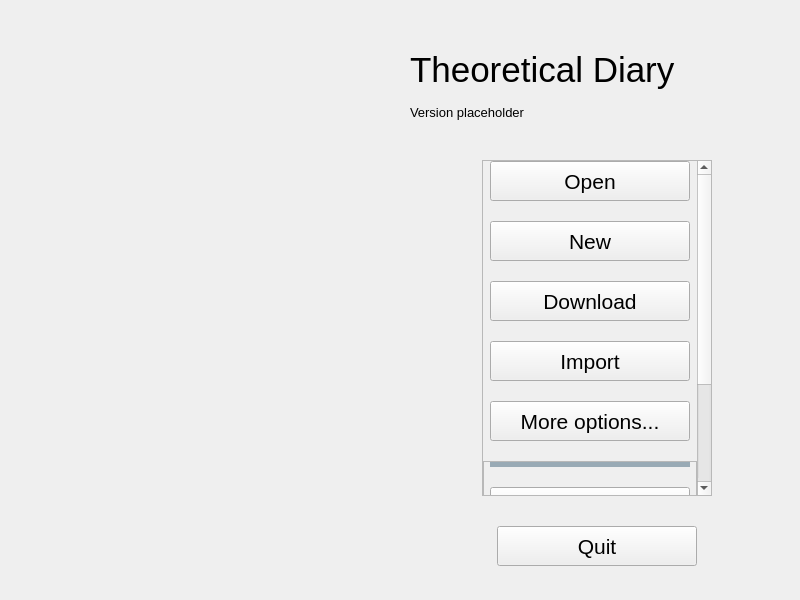
This is mainwindow.ui in someretical/TheoreticalDiary as Qt 5 draws it before an edit. The edited form follows.
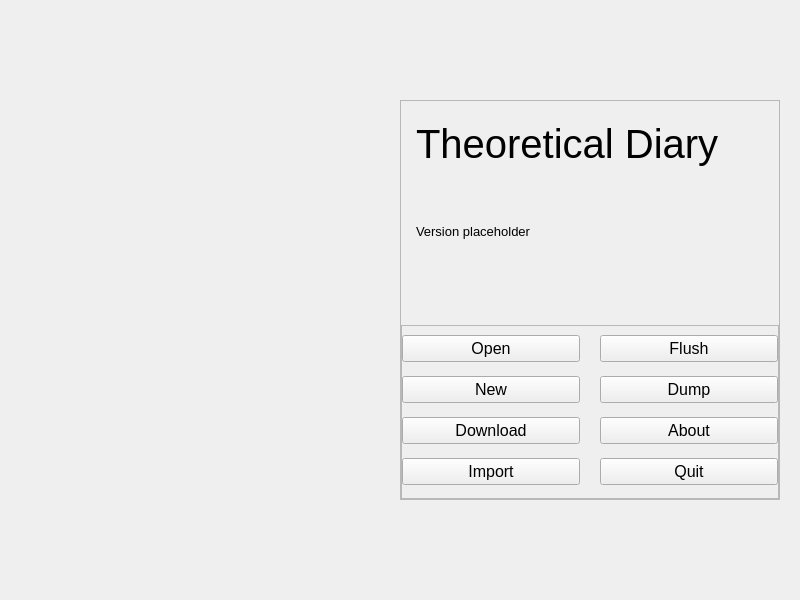
This is the edited form. Icons and pictures are not drawn.

```diff
--- a/mainwindow.ui
+++ b/mainwindow.ui
@@ -44,577 +44,22 @@
    </size>
   </property>
   <widget class="QWidget" name="central_widget">
-   <layout class="QGridLayout" name="gridLayout">
+   <layout class="QGridLayout" name="gridLayout_4">
     <property name="leftMargin">
-     <number>10</number>
+     <number>20</number>
     </property>
     <property name="topMargin">
-     <number>10</number>
+     <number>0</number>
     </property>
     <property name="rightMargin">
-     <number>0</number>
+     <number>20</number>
     </property>
     <property name="bottomMargin">
-     <number>10</number>
+     <number>0</number>
     </property>
     <property name="spacing">
-     <number>10</number>
+     <number>0</number>
     </property>
-    <item row="0" column="1">
-     <layout class="QVBoxLayout" name="right_half">
-      <property name="spacing">
-       <number>5</number>
-      </property>
-      <item>
-       <layout class="QVBoxLayout" name="top_half">
-        <property name="spacing">
-         <number>5</number>
-        </property>
-        <item>
-         <spacer name="spacer_2">
-          <property name="orientation">
-           <enum>Qt::Vertical</enum>
-          </property>
-          <property name="sizeHint" stdset="0">
-           <size>
-            <width>20</width>
-            <height>40</height>
-           </size>
-          </property>
-         </spacer>
-        </item>
-        <item alignment="Qt::AlignVCenter">
-         <widget class="QLabel" name="title">
-          <property name="sizePolicy">
-           <sizepolicy hsizetype="Minimum" vsizetype="Minimum">
-            <horstretch>0</horstretch>
-            <verstretch>0</verstretch>
-           </sizepolicy>
-          </property>
-          <property name="minimumSize">
-           <size>
-            <width>200</width>
-            <height>40</height>
-           </size>
-          </property>
-          <property name="maximumSize">
-           <size>
-            <width>300</width>
-            <height>50</height>
-           </size>
-          </property>
-          <property name="font">
-           <font>
-            <pointsize>26</pointsize>
-           </font>
-          </property>
-          <property name="text">
-           <string>Theoretical Diary</string>
-          </property>
-         </widget>
-        </item>
-        <item>
-         <spacer name="verticalSpacer_3">
-          <property name="orientation">
-           <enum>Qt::Vertical</enum>
-          </property>
-          <property name="sizeType">
-           <enum>QSizePolicy::Fixed</enum>
-          </property>
-          <property name="sizeHint" stdset="0">
-           <size>
-            <width>20</width>
-            <height>5</height>
-           </size>
-          </property>
-         </spacer>
-        </item>
-        <item alignment="Qt::AlignVCenter">
-         <widget class="QLabel" name="version">
-          <property name="sizePolicy">
-           <sizepolicy hsizetype="Minimum" vsizetype="Minimum">
-            <horstretch>0</horstretch>
-            <verstretch>0</verstretch>
-           </sizepolicy>
-          </property>
-          <property name="minimumSize">
-           <size>
-            <width>200</width>
-            <height>25</height>
-           </size>
-          </property>
-          <property name="maximumSize">
-           <size>
-            <width>300</width>
-            <height>20</height>
-           </size>
-          </property>
-          <property name="font">
-           <font>
-            <pointsize>10</pointsize>
-           </font>
-          </property>
-          <property name="text">
-           <string>Version placeholder</string>
-          </property>
-         </widget>
-        </item>
-        <item>
-         <spacer name="spacer">
-          <property name="orientation">
-           <enum>Qt::Vertical</enum>
-          </property>
-          <property name="sizeHint" stdset="0">
-           <size>
-            <width>20</width>
-            <height>30</height>
-           </size>
-          </property>
-         </spacer>
-        </item>
-        <item>
-         <layout class="QGridLayout" name="button_grid_top">
-          <property name="rightMargin">
-           <number>15</number>
-          </property>
-          <property name="bottomMargin">
-           <number>0</number>
-          </property>
-          <property name="spacing">
-           <number>0</number>
-          </property>
-          <item row="0" column="0" alignment="Qt::AlignHCenter|Qt::AlignVCenter">
-           <widget class="QScrollArea" name="top_half_scroll_area">
-            <property name="sizePolicy">
-             <sizepolicy hsizetype="Fixed" vsizetype="Preferred">
-              <horstretch>0</horstretch>
-              <verstretch>0</verstretch>
-             </sizepolicy>
-            </property>
-            <property name="minimumSize">
-             <size>
-              <width>230</width>
-              <height>0</height>
-             </size>
-            </property>
-            <property name="maximumSize">
-             <size>
-              <width>230</width>
-              <height>16777215</height>
-             </size>
-            </property>
-            <property name="widgetResizable">
-             <bool>true</bool>
-            </property>
-            <widget class="QWidget" name="scroll_contents">
-             <property name="geometry">
-              <rect>
-               <x>0</x>
-               <y>-100</y>
-               <width>214</width>
-               <height>487</height>
-              </rect>
-             </property>
-             <layout class="QVBoxLayout" name="verticalLayout">
-              <property name="spacing">
-               <number>20</number>
-              </property>
-              <property name="sizeConstraint">
-               <enum>QLayout::SetDefaultConstraint</enum>
-              </property>
-              <property name="leftMargin">
-               <number>0</number>
-              </property>
-              <property name="topMargin">
-               <number>0</number>
-              </property>
-              <property name="rightMargin">
-               <number>0</number>
-              </property>
-              <property name="bottomMargin">
-               <number>0</number>
-              </property>
-              <item alignment="Qt::AlignHCenter|Qt::AlignVCenter">
-               <widget class="QPushButton" name="open_button">
-                <property name="sizePolicy">
-                 <sizepolicy hsizetype="Minimum" vsizetype="Minimum">
-                  <horstretch>0</horstretch>
-                  <verstretch>0</verstretch>
-                 </sizepolicy>
-                </property>
-                <property name="minimumSize">
-                 <size>
-                  <width>200</width>
-                  <height>40</height>
-                 </size>
-                </property>
-                <property name="font">
-                 <font>
-                  <pointsize>16</pointsize>
-                 </font>
-                </property>
-                <property name="toolTip">
-                 <string>Open a local diary.</string>
-                </property>
-                <property name="text">
-                 <string>Open</string>
-                </property>
-                <property name="autoDefault">
-                 <bool>true</bool>
-                </property>
-               </widget>
-              </item>
-              <item alignment="Qt::AlignHCenter|Qt::AlignVCenter">
-               <widget class="QPushButton" name="new_button">
-                <property name="sizePolicy">
-                 <sizepolicy hsizetype="Minimum" vsizetype="Minimum">
-                  <horstretch>0</horstretch>
-                  <verstretch>0</verstretch>
-                 </sizepolicy>
-                </property>
-                <property name="minimumSize">
-                 <size>
-                  <width>200</width>
-                  <height>40</height>
-                 </size>
-                </property>
-                <property name="font">
-                 <font>
-                  <pointsize>16</pointsize>
-                 </font>
-                </property>
-                <property name="toolTip">
-                 <string>Create a new local diary.</string>
-                </property>
-                <property name="text">
-                 <string>New</string>
-                </property>
-                <property name="autoDefault">
-                 <bool>true</bool>
-                </property>
-               </widget>
-              </item>
-              <item alignment="Qt::AlignHCenter|Qt::AlignVCenter">
-               <widget class="QPushButton" name="dl_button">
-                <property name="sizePolicy">
-                 <sizepolicy hsizetype="Minimum" vsizetype="Minimum">
-                  <horstretch>0</horstretch>
-                  <verstretch>0</verstretch>
-                 </sizepolicy>
-                </property>
-                <property name="minimumSize">
-                 <size>
-                  <width>200</width>
-                  <height>40</height>
-                 </size>
-                </property>
-                <property name="font">
-                 <font>
-                  <pointsize>16</pointsize>
-                 </font>
-                </property>
-                <property name="toolTip">
-                 <string>Download a diary backup from Google Drive.</string>
-                </property>
-                <property name="text">
-                 <string>Download</string>
-                </property>
-                <property name="autoDefault">
-                 <bool>true</bool>
-                </property>
-               </widget>
-              </item>
-              <item alignment="Qt::AlignHCenter|Qt::AlignVCenter">
-               <widget class="QPushButton" name="import_button">
-                <property name="sizePolicy">
-                 <sizepolicy hsizetype="Minimum" vsizetype="Minimum">
-                  <horstretch>0</horstretch>
-                  <verstretch>0</verstretch>
-                 </sizepolicy>
-                </property>
-                <property name="minimumSize">
-                 <size>
-                  <width>200</width>
-                  <height>40</height>
-                 </size>
-                </property>
-                <property name="font">
-                 <font>
-                  <pointsize>16</pointsize>
-                 </font>
-                </property>
-                <property name="toolTip">
-                 <string>Import an uncompressed and unencrypted JSON diary.</string>
-                </property>
-                <property name="text">
-                 <string>Import</string>
-                </property>
-                <property name="autoDefault">
-                 <bool>true</bool>
-                </property>
-               </widget>
-              </item>
-              <item alignment="Qt::AlignHCenter|Qt::AlignVCenter">
-               <widget class="QPushButton" name="options_button">
-                <property name="sizePolicy">
-                 <sizepolicy hsizetype="Minimum" vsizetype="Minimum">
-                  <horstretch>0</horstretch>
-                  <verstretch>0</verstretch>
-                 </sizepolicy>
-                </property>
-                <property name="minimumSize">
-                 <size>
-                  <width>200</width>
-                  <height>40</height>
-                 </size>
-                </property>
-                <property name="font">
-                 <font>
-                  <pointsize>16</pointsize>
-                 </font>
-                </property>
-                <property name="toolTip">
-                 <string>Advanced options.</string>
-                </property>
-                <property name="text">
-                 <string>More options...</string>
-                </property>
-                <property name="autoDefault">
-                 <bool>true</bool>
-                </property>
-               </widget>
-              </item>
-              <item alignment="Qt::AlignVCenter">
-               <widget class="QFrame" name="options">
-                <property name="frameShape">
-                 <enum>QFrame::StyledPanel</enum>
-                </property>
-                <property name="frameShadow">
-                 <enum>QFrame::Raised</enum>
-                </property>
-                <layout class="QVBoxLayout" name="verticalLayout_3">
-                 <property name="spacing">
-                  <number>20</number>
-                 </property>
-                 <property name="leftMargin">
-                  <number>0</number>
-                 </property>
-                 <property name="topMargin">
-                  <number>0</number>
-                 </property>
-                 <property name="rightMargin">
-                  <number>0</number>
-                 </property>
-                 <property name="bottomMargin">
-                  <number>0</number>
-                 </property>
-                 <item alignment="Qt::AlignHCenter">
-                  <widget class="Line" name="line">
-                   <property name="sizePolicy">
-                    <sizepolicy hsizetype="Minimum" vsizetype="Minimum">
-                     <horstretch>0</horstretch>
-                     <verstretch>0</verstretch>
-                    </sizepolicy>
-                   </property>
-                   <property name="minimumSize">
-                    <size>
-                     <width>200</width>
-                     <height>5</height>
-                    </size>
-                   </property>
-                   <property name="baseSize">
-                    <size>
-                     <width>0</width>
-                     <height>0</height>
-                    </size>
-                   </property>
-                   <property name="styleSheet">
-                    <string notr="true">border: 2px rgb(153, 170, 181)rgb(153, 170, 181);
-background-color: #99aab5;</string>
-                   </property>
-                   <property name="orientation">
-                    <enum>Qt::Horizontal</enum>
-                   </property>
-                  </widget>
-                 </item>
-                 <item alignment="Qt::AlignHCenter|Qt::AlignVCenter">
-                  <widget class="QPushButton" name="flush_button">
-                   <property name="sizePolicy">
-                    <sizepolicy hsizetype="Minimum" vsizetype="Minimum">
-                     <horstretch>0</horstretch>
-                     <verstretch>0</verstretch>
-                    </sizepolicy>
-                   </property>
-                   <property name="minimumSize">
-                    <size>
-                     <width>200</width>
-                     <height>40</height>
-                    </size>
-                   </property>
-                   <property name="font">
-                    <font>
-                     <pointsize>16</pointsize>
-                    </font>
-                   </property>
-                   <property name="toolTip">
-                    <string>Delete the Google OAuth access token file.</string>
-                   </property>
-                   <property name="text">
-                    <string>Flush</string>
-                   </property>
-                   <property name="autoDefault">
-                    <bool>true</bool>
-                   </property>
-                  </widget>
-                 </item>
-                 <item alignment="Qt::AlignHCenter|Qt::AlignVCenter">
-                  <widget class="QPushButton" name="dump_button">
-                   <property name="sizePolicy">
-                    <sizepolicy hsizetype="Minimum" vsizetype="Minimum">
-                     <horstretch>0</horstretch>
-                     <verstretch>0</verstretch>
-                    </sizepolicy>
-                   </property>
-                   <property name="minimumSize">
-                    <size>
-                     <width>200</width>
-                     <height>40</height>
-                    </size>
-                   </property>
-                   <property name="font">
-                    <font>
-                     <pointsize>16</pointsize>
-                    </font>
-                   </property>
-                   <property name="toolTip">
-                    <string>Dump the contents of the Google Drive backup folder.</string>
-                   </property>
-                   <property name="text">
-                    <string>Dump</string>
-                   </property>
-                   <property name="autoDefault">
-                    <bool>true</bool>
-                   </property>
-                  </widget>
-                 </item>
-                 <item alignment="Qt::AlignHCenter|Qt::AlignVCenter">
-                  <widget class="QPushButton" name="about_button">
-                   <property name="sizePolicy">
-                    <sizepolicy hsizetype="Minimum" vsizetype="Minimum">
-                     <horstretch>0</horstretch>
-                     <verstretch>0</verstretch>
-                    </sizepolicy>
-                   </property>
-                   <property name="minimumSize">
-                    <size>
-                     <width>200</width>
-                     <height>40</height>
-                    </size>
-                   </property>
-                   <property name="font">
-                    <font>
-                     <pointsize>16</pointsize>
-                    </font>
-                   </property>
-                   <property name="toolTip">
-                    <string>Information about this program.</string>
-                   </property>
-                   <property name="text">
-                    <string>About</string>
-                   </property>
-                   <property name="autoDefault">
-                    <bool>true</bool>
-                   </property>
-                  </widget>
-                 </item>
-                </layout>
-               </widget>
-              </item>
-             </layout>
-            </widget>
-           </widget>
-          </item>
-         </layout>
-        </item>
-       </layout>
-      </item>
-      <item>
-       <spacer name="verticalSpacer_2">
-        <property name="orientation">
-         <enum>Qt::Vertical</enum>
-        </property>
-        <property name="sizeHint" stdset="0">
-         <size>
-          <width>20</width>
-          <height>20</height>
-         </size>
-        </property>
-       </spacer>
-      </item>
-      <item>
-       <layout class="QGridLayout" name="button_grid_bottom">
-        <property name="topMargin">
-         <number>0</number>
-        </property>
-        <property name="rightMargin">
-         <number>15</number>
-        </property>
-        <property name="spacing">
-         <number>0</number>
-        </property>
-        <item row="0" column="0" alignment="Qt::AlignHCenter|Qt::AlignVCenter">
-         <widget class="QPushButton" name="quit_button">
-          <property name="sizePolicy">
-           <sizepolicy hsizetype="Minimum" vsizetype="Minimum">
-            <horstretch>0</horstretch>
-            <verstretch>0</verstretch>
-           </sizepolicy>
-          </property>
-          <property name="minimumSize">
-           <size>
-            <width>200</width>
-            <height>40</height>
-           </size>
-          </property>
-          <property name="maximumSize">
-           <size>
-            <width>200</width>
-            <height>40</height>
-           </size>
-          </property>
-          <property name="font">
-           <font>
-            <pointsize>16</pointsize>
-           </font>
-          </property>
-          <property name="toolTip">
-           <string>Exit the app without saving changes.</string>
-          </property>
-          <property name="text">
-           <string>Quit</string>
-          </property>
-          <property name="autoDefault">
-           <bool>true</bool>
-          </property>
-         </widget>
-        </item>
-       </layout>
-      </item>
-      <item>
-       <spacer name="verticalSpacer">
-        <property name="orientation">
-         <enum>Qt::Vertical</enum>
-        </property>
-        <property name="sizeHint" stdset="0">
-         <size>
-          <width>20</width>
-          <height>20</height>
-         </size>
-        </property>
-       </spacer>
-      </item>
-     </layout>
-    </item>
     <item row="0" column="0">
      <widget class="QLabel" name="app_icon">
       <property name="sizePolicy">
@@ -625,8 +70,8 @@
       </property>
       <property name="maximumSize">
        <size>
-        <width>500</width>
-        <height>500</height>
+        <width>400</width>
+        <height>400</height>
        </size>
       </property>
       <property name="font">
@@ -648,6 +93,409 @@
       </property>
      </widget>
     </item>
+    <item row="0" column="1">
+     <widget class="QFrame" name="info">
+      <property name="frameShape">
+       <enum>QFrame::StyledPanel</enum>
+      </property>
+      <property name="frameShadow">
+       <enum>QFrame::Raised</enum>
+      </property>
+      <layout class="QGridLayout" name="gridLayout_2">
+       <property name="leftMargin">
+        <number>0</number>
+       </property>
+       <property name="topMargin">
+        <number>0</number>
+       </property>
+       <property name="rightMargin">
+        <number>0</number>
+       </property>
+       <property name="bottomMargin">
+        <number>0</number>
+       </property>
+       <property name="horizontalSpacing">
+        <number>20</number>
+       </property>
+       <property name="verticalSpacing">
+        <number>50</number>
+       </property>
+       <item row="2" column="0">
+        <widget class="QFrame" name="buttons">
+         <property name="frameShape">
+          <enum>QFrame::StyledPanel</enum>
+         </property>
+         <property name="frameShadow">
+          <enum>QFrame::Raised</enum>
+         </property>
+         <layout class="QGridLayout" name="gridLayout">
+          <property name="leftMargin">
+           <number>0</number>
+          </property>
+          <property name="topMargin">
+           <number>0</number>
+          </property>
+          <property name="rightMargin">
+           <number>0</number>
+          </property>
+          <property name="bottomMargin">
+           <number>0</number>
+          </property>
+          <property name="horizontalSpacing">
+           <number>20</number>
+          </property>
+          <property name="verticalSpacing">
+           <number>5</number>
+          </property>
+          <item row="3" column="1">
+           <widget class="QPushButton" name="about_button">
+            <property name="sizePolicy">
+             <sizepolicy hsizetype="Minimum" vsizetype="Fixed">
+              <horstretch>0</horstretch>
+              <verstretch>0</verstretch>
+             </sizepolicy>
+            </property>
+            <property name="minimumSize">
+             <size>
+              <width>125</width>
+              <height>20</height>
+             </size>
+            </property>
+            <property name="font">
+             <font>
+              <pointsize>12</pointsize>
+             </font>
+            </property>
+            <property name="toolTip">
+             <string>Information about this program.</string>
+            </property>
+            <property name="text">
+             <string>About</string>
+            </property>
+            <property name="autoDefault">
+             <bool>true</bool>
+            </property>
+            <property name="flat">
+             <bool>false</bool>
+            </property>
+           </widget>
+          </item>
+          <item row="2" column="1">
+           <widget class="QPushButton" name="dump_button">
+            <property name="sizePolicy">
+             <sizepolicy hsizetype="Minimum" vsizetype="Fixed">
+              <horstretch>0</horstretch>
+              <verstretch>0</verstretch>
+             </sizepolicy>
+            </property>
+            <property name="minimumSize">
+             <size>
+              <width>125</width>
+              <height>20</height>
+             </size>
+            </property>
+            <property name="font">
+             <font>
+              <pointsize>12</pointsize>
+             </font>
+            </property>
+            <property name="toolTip">
+             <string>Dump the contents of the Google Drive backup folder.</string>
+            </property>
+            <property name="text">
+             <string>Dump</string>
+            </property>
+            <property name="autoDefault">
+             <bool>true</bool>
+            </property>
+            <property name="flat">
+             <bool>false</bool>
+            </property>
+           </widget>
+          </item>
+          <item row="3" column="0">
+           <widget class="QPushButton" name="dl_button">
+            <property name="sizePolicy">
+             <sizepolicy hsizetype="Minimum" vsizetype="Fixed">
+              <horstretch>0</horstretch>
+              <verstretch>0</verstretch>
+             </sizepolicy>
+            </property>
+            <property name="minimumSize">
+             <size>
+              <width>125</width>
+              <height>20</height>
+             </size>
+            </property>
+            <property name="font">
+             <font>
+              <pointsize>12</pointsize>
+             </font>
+            </property>
+            <property name="toolTip">
+             <string>Download a diary backup from Google Drive.</string>
+            </property>
+            <property name="text">
+             <string>Download</string>
+            </property>
+            <property name="autoDefault">
+             <bool>true</bool>
+            </property>
+            <property name="flat">
+             <bool>false</bool>
+            </property>
+           </widget>
+          </item>
+          <item row="1" column="1">
+           <widget class="QPushButton" name="flush_button">
+            <property name="sizePolicy">
+             <sizepolicy hsizetype="Minimum" vsizetype="Fixed">
+              <horstretch>0</horstretch>
+              <verstretch>0</verstretch>
+             </sizepolicy>
+            </property>
+            <property name="minimumSize">
+             <size>
+              <width>125</width>
+              <height>20</height>
+             </size>
+            </property>
+            <property name="font">
+             <font>
+              <pointsize>12</pointsize>
+             </font>
+            </property>
+            <property name="toolTip">
+             <string>Delete the Google OAuth2 credentials file.</string>
+            </property>
+            <property name="text">
+             <string>Flush</string>
+            </property>
+            <property name="autoDefault">
+             <bool>true</bool>
+            </property>
+            <property name="flat">
+             <bool>false</bool>
+            </property>
+           </widget>
+          </item>
+          <item row="1" column="0">
+           <widget class="QPushButton" name="open_button">
+            <property name="sizePolicy">
+             <sizepolicy hsizetype="Minimum" vsizetype="Fixed">
+              <horstretch>0</horstretch>
+              <verstretch>0</verstretch>
+             </sizepolicy>
+            </property>
+            <property name="minimumSize">
+             <size>
+              <width>125</width>
+              <height>20</height>
+             </size>
+            </property>
+            <property name="font">
+             <font>
+              <pointsize>12</pointsize>
+             </font>
+            </property>
+            <property name="toolTip">
+             <string>Open a local diary.</string>
+            </property>
+            <property name="text">
+             <string>Open</string>
+            </property>
+            <property name="checkable">
+             <bool>false</bool>
+            </property>
+            <property name="checked">
+             <bool>false</bool>
+            </property>
+            <property name="autoDefault">
+             <bool>true</bool>
+            </property>
+            <property name="flat">
+             <bool>false</bool>
+            </property>
+           </widget>
+          </item>
+          <item row="2" column="0">
+           <widget class="QPushButton" name="new_button">
+            <property name="sizePolicy">
+             <sizepolicy hsizetype="Minimum" vsizetype="Fixed">
+              <horstretch>0</horstretch>
+              <verstretch>0</verstretch>
+             </sizepolicy>
+            </property>
+            <property name="minimumSize">
+             <size>
+              <width>125</width>
+              <height>20</height>
+             </size>
+            </property>
+            <property name="font">
+             <font>
+              <pointsize>12</pointsize>
+             </font>
+            </property>
+            <property name="toolTip">
+             <string>Create a new local diary.</string>
+            </property>
+            <property name="text">
+             <string>New</string>
+            </property>
+            <property name="autoDefault">
+             <bool>true</bool>
+            </property>
+            <property name="flat">
+             <bool>false</bool>
+            </property>
+           </widget>
+          </item>
+          <item row="4" column="1">
+           <widget class="QPushButton" name="quit_button">
+            <property name="sizePolicy">
+             <sizepolicy hsizetype="Minimum" vsizetype="Fixed">
+              <horstretch>0</horstretch>
+              <verstretch>0</verstretch>
+             </sizepolicy>
+            </property>
+            <property name="minimumSize">
+             <size>
+              <width>125</width>
+              <height>20</height>
+             </size>
+            </property>
+            <property name="font">
+             <font>
+              <pointsize>12</pointsize>
+             </font>
+            </property>
+            <property name="toolTip">
+             <string>Exit the application.</string>
+            </property>
+            <property name="text">
+             <string>Quit</string>
+            </property>
+            <property name="autoDefault">
+             <bool>true</bool>
+            </property>
+            <property name="flat">
+             <bool>false</bool>
+            </property>
+           </widget>
+          </item>
+          <item row="4" column="0">
+           <widget class="QPushButton" name="import_button">
+            <property name="sizePolicy">
+             <sizepolicy hsizetype="Minimum" vsizetype="Fixed">
+              <horstretch>0</horstretch>
+              <verstretch>0</verstretch>
+             </sizepolicy>
+            </property>
+            <property name="minimumSize">
+             <size>
+              <width>125</width>
+              <height>20</height>
+             </size>
+            </property>
+            <property name="font">
+             <font>
+              <pointsize>12</pointsize>
+             </font>
+            </property>
+            <property name="toolTip">
+             <string>Import an uncompressed and unencrypted JSON diary.</string>
+            </property>
+            <property name="text">
+             <string>Import</string>
+            </property>
+            <property name="autoDefault">
+             <bool>true</bool>
+            </property>
+            <property name="flat">
+             <bool>false</bool>
+            </property>
+           </widget>
+          </item>
+         </layout>
+        </widget>
+       </item>
+       <item row="1" column="0">
+        <layout class="QGridLayout" name="gridLayout_3">
+         <property name="leftMargin">
+          <number>15</number>
+         </property>
+         <property name="bottomMargin">
+          <number>0</number>
+         </property>
+         <property name="spacing">
+          <number>0</number>
+         </property>
+         <item row="1" column="0" alignment="Qt::AlignLeft|Qt::AlignVCenter">
+          <widget class="QLabel" name="version">
+           <property name="sizePolicy">
+            <sizepolicy hsizetype="Minimum" vsizetype="Minimum">
+             <horstretch>0</horstretch>
+             <verstretch>0</verstretch>
+            </sizepolicy>
+           </property>
+           <property name="minimumSize">
+            <size>
+             <width>200</width>
+             <height>25</height>
+            </size>
+           </property>
+           <property name="maximumSize">
+            <size>
+             <width>300</width>
+             <height>20</height>
+            </size>
+           </property>
+           <property name="font">
+            <font>
+             <pointsize>10</pointsize>
+            </font>
+           </property>
+           <property name="text">
+            <string>Version placeholder</string>
+           </property>
+          </widget>
+         </item>
+         <item row="0" column="0" alignment="Qt::AlignLeft|Qt::AlignVCenter">
+          <widget class="QLabel" name="title">
+           <property name="sizePolicy">
+            <sizepolicy hsizetype="Minimum" vsizetype="Minimum">
+             <horstretch>0</horstretch>
+             <verstretch>0</verstretch>
+            </sizepolicy>
+           </property>
+           <property name="minimumSize">
+            <size>
+             <width>200</width>
+             <height>40</height>
+            </size>
+           </property>
+           <property name="maximumSize">
+            <size>
+             <width>360</width>
+             <height>50</height>
+            </size>
+           </property>
+           <property name="font">
+            <font>
+             <pointsize>30</pointsize>
+            </font>
+           </property>
+           <property name="text">
+            <string>Theoretical Diary</string>
+           </property>
+          </widget>
+         </item>
+        </layout>
+       </item>
+      </layout>
+     </widget>
+    </item>
    </layout>
   </widget>
   <action name="action_quit">
```
Left out of the diff: 90 changed lines with no effect on the pictures.
